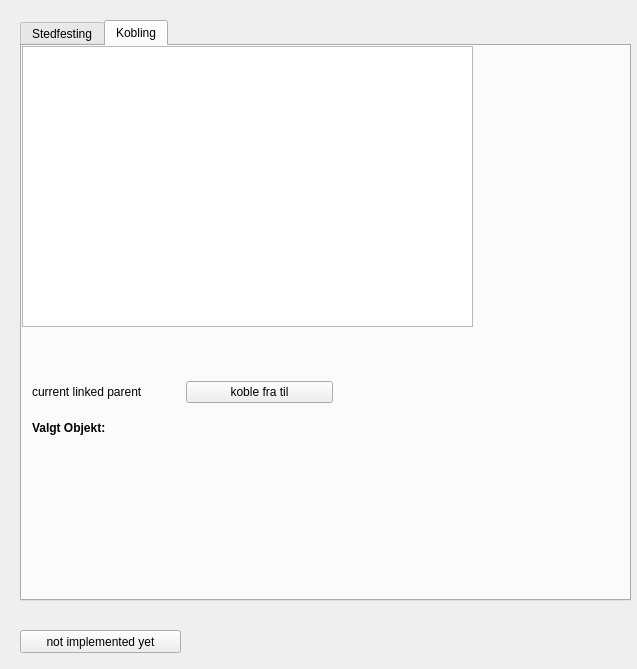
This is more_window.ui in JACCCostring/NVDBPlugin as Qt 5 draws it before an edit. The edited form follows.
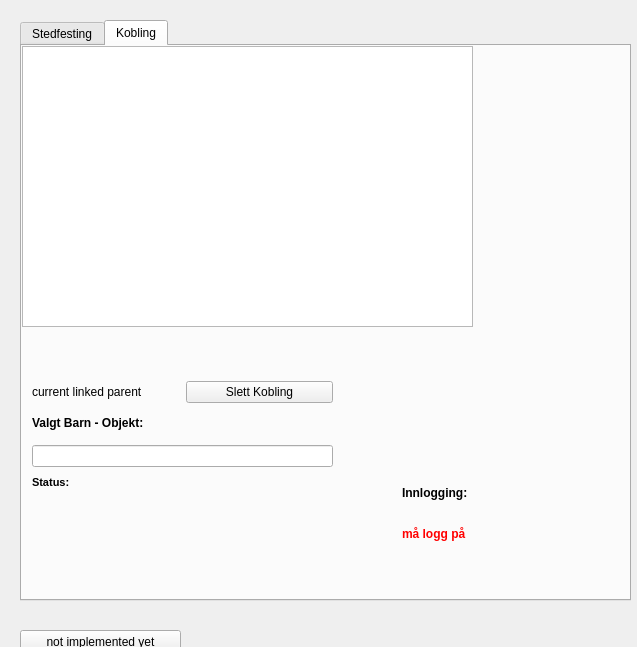
This is the edited form.

```diff
--- a/more_window.ui
+++ b/more_window.ui
@@ -7,7 +7,7 @@
     <x>0</x>
     <y>0</y>
     <width>637</width>
-    <height>669</height>
+    <height>647</height>
    </rect>
   </property>
   <property name="windowTitle">
@@ -70,7 +70,7 @@
       <item>
        <widget class="QPushButton" name="unlink_from_parent_btn">
         <property name="text">
-         <string>koble fra til</string>
+         <string>Slett Kobling</string>
         </property>
        </widget>
       </item>
@@ -86,7 +86,7 @@
       </rect>
      </property>
      <layout class="QVBoxLayout" name="verticalLayout">
-      <item>
+      <item alignment="Qt::AlignTop">
        <widget class="QLabel" name="label">
         <property name="font">
          <font>
@@ -95,12 +95,118 @@
          </font>
         </property>
         <property name="text">
-         <string>Valgt Objekt:</string>
+         <string>Valgt Barn - Objekt:</string>
         </property>
        </widget>
       </item>
       <item>
-       <widget class="QLabel" name="object_id_lbl">
+       <widget class="QLineEdit" name="object_id_line"/>
+      </item>
+     </layout>
+    </widget>
+    <widget class="QWidget" name="verticalLayoutWidget_2">
+     <property name="geometry">
+      <rect>
+       <x>10</x>
+       <y>430</y>
+       <width>261</width>
+       <height>51</height>
+      </rect>
+     </property>
+     <layout class="QVBoxLayout" name="verticalLayout_2">
+      <item alignment="Qt::AlignTop">
+       <widget class="QLabel" name="label_2">
+        <property name="minimumSize">
+         <size>
+          <width>259</width>
+          <height>0</height>
+         </size>
+        </property>
+        <property name="maximumSize">
+         <size>
+          <width>259</width>
+          <height>16777215</height>
+         </size>
+        </property>
+        <property name="font">
+         <font>
+          <pointsize>8</pointsize>
+          <weight>75</weight>
+          <bold>true</bold>
+         </font>
+        </property>
+        <property name="text">
+         <string>Status:</string>
+        </property>
+       </widget>
+      </item>
+      <item>
+       <widget class="QLabel" name="status_fremdrfit_lbl">
+        <property name="font">
+         <font>
+          <pointsize>10</pointsize>
+         </font>
+        </property>
+        <property name="text">
+         <string/>
+        </property>
+       </widget>
+      </item>
+     </layout>
+    </widget>
+    <widget class="QWidget" name="verticalLayoutWidget_3">
+     <property name="geometry">
+      <rect>
+       <x>380</x>
+       <y>440</y>
+       <width>221</width>
+       <height>61</height>
+      </rect>
+     </property>
+     <layout class="QVBoxLayout" name="verticalLayout_3">
+      <item alignment="Qt::AlignTop">
+       <widget class="QLabel" name="label_3">
+        <property name="font">
+         <font>
+          <weight>75</weight>
+          <bold>true</bold>
+         </font>
+        </property>
+        <property name="text">
+         <string>Innlogging:</string>
+        </property>
+       </widget>
+      </item>
+      <item>
+       <widget class="QLabel" name="status_innlogging_lbl">
+        <property name="font">
+         <font>
+          <weight>75</weight>
+          <bold>true</bold>
+         </font>
+        </property>
+        <property name="styleSheet">
+         <string notr="true">color: red;</string>
+        </property>
+        <property name="text">
+         <string>må logg på</string>
+        </property>
+       </widget>
+      </item>
+     </layout>
+    </widget>
+    <widget class="QWidget" name="verticalLayoutWidget_4">
+     <property name="geometry">
+      <rect>
+       <x>10</x>
+       <y>490</y>
+       <width>331</width>
+       <height>51</height>
+      </rect>
+     </property>
+     <layout class="QVBoxLayout" name="verticalLayout_4">
+      <item>
+       <widget class="QLabel" name="avvist_lbl">
         <property name="text">
          <string/>
         </property>
```
